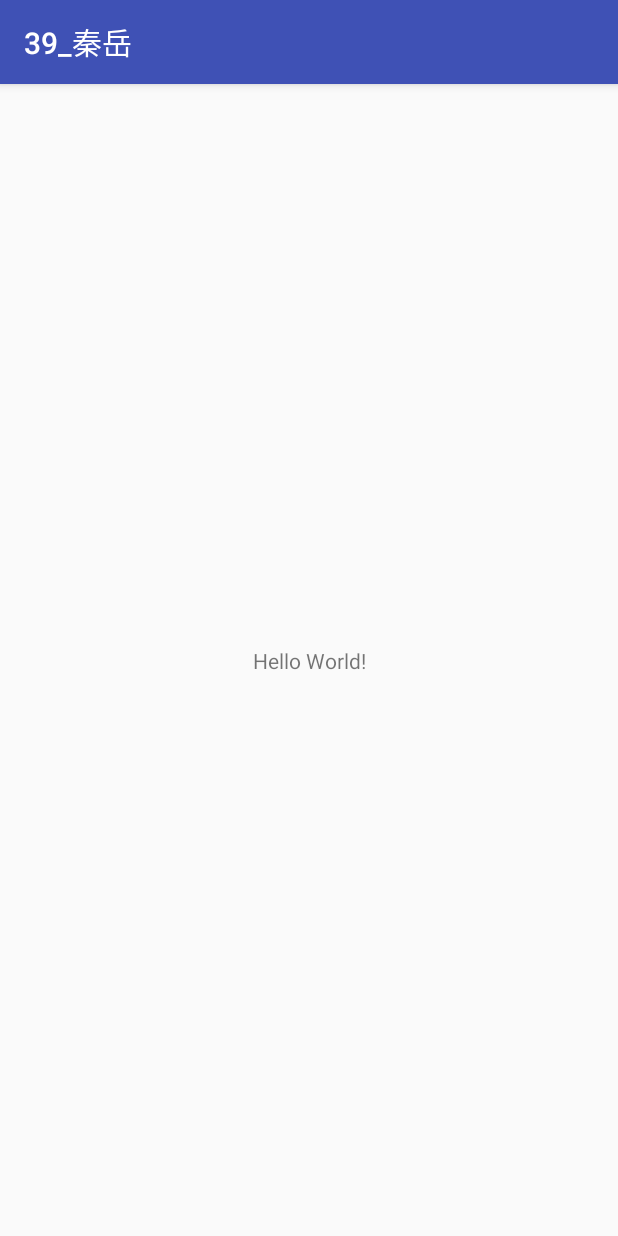
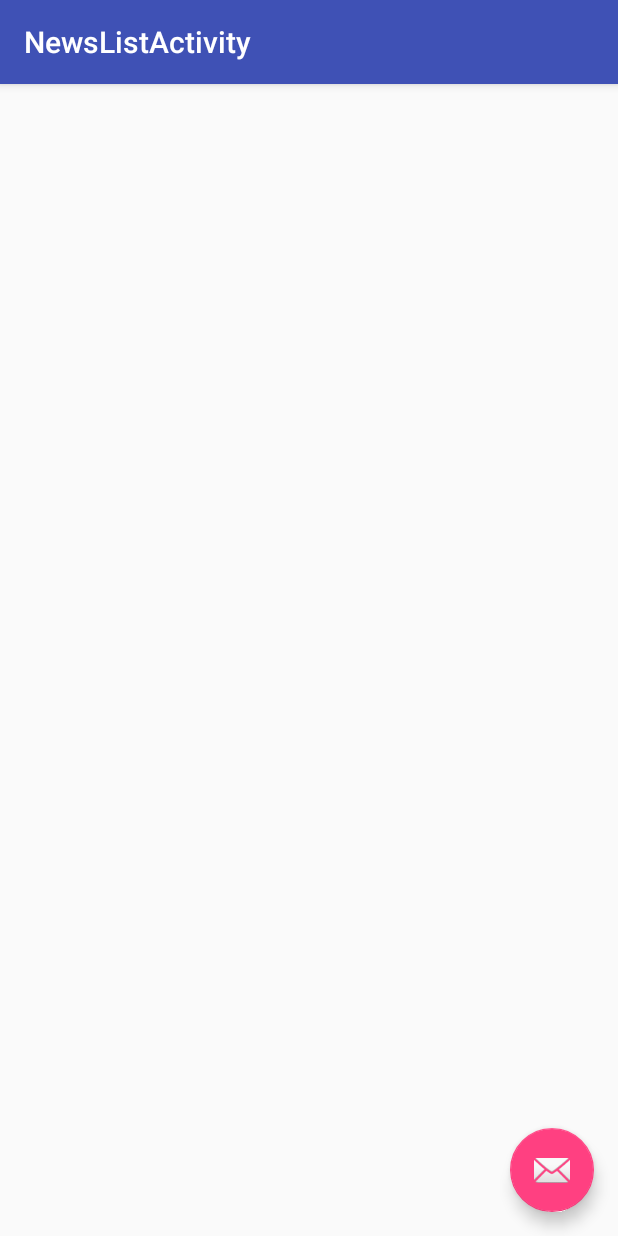
Before and after one commit to OxOOo/Knows, an Android app: the screen it shows after launch (MainActivity before the commit, NewsListActivity after it), on a phone screen of 412 x 824 dp. Run offline under Robolectric (Android 15) with nearby library versions, the phone set to English and light mode, and no system bars; our stand-ins replace RxJava.

Commit message:
add NewsListContract

```diff
--- a/app/build.gradle
+++ b/app/build.gradle
@@ -24,10 +24,11 @@ dependencies {
     androidTestCompile('com.android.support.test.espresso:espresso-core:2.2.2', {
         exclude group: 'com.android.support', module: 'support-annotations'
     })
-    compile 'com.android.support:appcompat-v7:25.3.1'
-    compile 'com.android.support.constraint:constraint-layout:1.0.2'
     compile "io.reactivex.rxjava2:rxjava:$rootProject.rxjavaVersion"
     compile "io.reactivex.rxjava2:rxandroid:$rootProject.rxandroidVersion"
 
+    compile 'com.android.support:appcompat-v7:25.3.1'
+    compile 'com.android.support.constraint:constraint-layout:1.0.2'
+    compile 'com.android.support:design:25.3.1'
     testCompile 'junit:junit:4.12'
 }
--- a/app/src/main/AndroidManifest.xml
+++ b/app/src/main/AndroidManifest.xml
@@ -9,10 +9,12 @@
         android:roundIcon="@mipmap/ic_launcher_round"
         android:supportsRtl="true"
         android:theme="@style/AppTheme">
-        <activity android:name=".MainActivity">
+        <activity
+            android:name=".newslist.NewsListActivity"
+            android:label="@string/title_activity_news_list"
+            android:theme="@style/AppTheme.NoActionBar">
             <intent-filter>
                 <action android:name="android.intent.action.MAIN" />
-
                 <category android:name="android.intent.category.LAUNCHER" />
             </intent-filter>
         </activity>
--- a/app/src/main/java/com/java/g39/MainActivity.java
+++ /dev/null
@@ -1,24 +0,0 @@
-package com.java.g39;
-
-import android.support.v7.app.AppCompatActivity;
-import android.os.Bundle;
-import android.util.Log;
-
-import io.reactivex.*;
-import io.reactivex.functions.Consumer;
-
-public class MainActivity extends AppCompatActivity {
-
-    @Override
-    protected void onCreate(Bundle savedInstanceState) {
-        super.onCreate(savedInstanceState);
-        setContentView(R.layout.activity_main);
-
-        Flowable.just("Hello RxJava").subscribe(new Consumer<String>() {
-            @Override
-            public void accept(String s) throws Exception {
-                Log.d("DEBUG", s);
-            }
-        });
-    }
-}
--- /dev/null
+++ b/app/src/main/java/com/java/g39/newslist/NewsListActivity.java
@@ -0,0 +1,47 @@
+package com.java.g39.newslist;
+
+import android.os.Bundle;
+import android.support.design.widget.FloatingActionButton;
+import android.support.design.widget.Snackbar;
+import android.support.v7.app.AppCompatActivity;
+import android.support.v7.widget.Toolbar;
+import android.util.Log;
+import android.view.View;
+
+import com.java.g39.R;
+
+import io.reactivex.Flowable;
+import io.reactivex.functions.Consumer;
+
+public class NewsListActivity extends AppCompatActivity {
+
+    @Override
+    protected void onCreate(Bundle savedInstanceState) {
+        super.onCreate(savedInstanceState);
+        setContentView(R.layout.activity_news_list);
+        Toolbar toolbar = (Toolbar) findViewById(R.id.toolbar);
+        setSupportActionBar(toolbar);
+
+        FloatingActionButton fab = (FloatingActionButton) findViewById(R.id.fab);
+        fab.setOnClickListener(new View.OnClickListener() {
+            @Override
+            public void onClick(View view) {
+                Snackbar.make(view, "Replace with your own action", Snackbar.LENGTH_LONG)
+                        .setAction("Action", null).show();
+            }
+        });
+
+        Flowable.just("Hello RxJava").subscribe(new Consumer<String>() {
+            @Override
+            public void accept(String s) throws Exception {
+                Log.d("DEBUG", s);
+            }
+        });
+    }
+
+    @Override
+    protected void onResume() {
+        super.onResume();
+        Log.d("DEBUG", "onResume");
+    }
+}
--- a/app/src/main/res/layout/activity_main.xml
+++ /dev/null
@@ -1,18 +0,0 @@
-<?xml version="1.0" encoding="utf-8"?>
-<android.support.constraint.ConstraintLayout xmlns:android="http://schemas.android.com/apk/res/android"
-    xmlns:app="http://schemas.android.com/apk/res-auto"
-    xmlns:tools="http://schemas.android.com/tools"
-    android:layout_width="match_parent"
-    android:layout_height="match_parent"
-    tools:context="com.java.g39.MainActivity">
-
-    <TextView
-        android:layout_width="wrap_content"
-        android:layout_height="wrap_content"
-        android:text="Hello World!"
-        app:layout_constraintBottom_toBottomOf="parent"
-        app:layout_constraintLeft_toLeftOf="parent"
-        app:layout_constraintRight_toRightOf="parent"
-        app:layout_constraintTop_toTopOf="parent" />
-
-</android.support.constraint.ConstraintLayout>
--- /dev/null
+++ b/app/src/main/res/layout/activity_news_list.xml
@@ -0,0 +1,33 @@
+<?xml version="1.0" encoding="utf-8"?>
+<android.support.design.widget.CoordinatorLayout xmlns:android="http://schemas.android.com/apk/res/android"
+    xmlns:app="http://schemas.android.com/apk/res-auto"
+    xmlns:tools="http://schemas.android.com/tools"
+    android:layout_width="match_parent"
+    android:layout_height="match_parent"
+    tools:context="com.java.g39.newslist.NewsListActivity">
+
+    <android.support.design.widget.AppBarLayout
+        android:layout_width="match_parent"
+        android:layout_height="wrap_content"
+        android:theme="@style/AppTheme.AppBarOverlay">
+
+        <android.support.v7.widget.Toolbar
+            android:id="@+id/toolbar"
+            android:layout_width="match_parent"
+            android:layout_height="?attr/actionBarSize"
+            android:background="?attr/colorPrimary"
+            app:popupTheme="@style/AppTheme.PopupOverlay" />
+
+    </android.support.design.widget.AppBarLayout>
+
+    <include layout="@layout/content_news_list" />
+
+    <android.support.design.widget.FloatingActionButton
+        android:id="@+id/fab"
+        android:layout_width="wrap_content"
+        android:layout_height="wrap_content"
+        android:layout_gravity="bottom|end"
+        android:layout_margin="@dimen/fab_margin"
+        app:srcCompat="@android:drawable/ic_dialog_email" />
+
+</android.support.design.widget.CoordinatorLayout>
--- /dev/null
+++ b/app/src/main/res/layout/content_news_list.xml
@@ -0,0 +1,11 @@
+<?xml version="1.0" encoding="utf-8"?>
+<android.support.constraint.ConstraintLayout xmlns:android="http://schemas.android.com/apk/res/android"
+    xmlns:app="http://schemas.android.com/apk/res-auto"
+    xmlns:tools="http://schemas.android.com/tools"
+    android:layout_width="match_parent"
+    android:layout_height="match_parent"
+    app:layout_behavior="@string/appbar_scrolling_view_behavior"
+    tools:context="com.java.g39.newslist.NewsListActivity"
+    tools:showIn="@layout/activity_news_list">
+
+</android.support.constraint.ConstraintLayout>
--- /dev/null
+++ b/app/src/main/res/values/dimens.xml
@@ -0,0 +1,3 @@
+<resources>
+    <dimen name="fab_margin">16dp</dimen>
+</resources>
--- a/app/src/main/res/values/strings.xml
+++ b/app/src/main/res/values/strings.xml
@@ -1,3 +1,4 @@
 <resources>
     <string name="app_name">39_秦岳</string>
+    <string name="title_activity_news_list">NewsListActivity</string>
 </resources>
--- a/app/src/main/res/values/styles.xml
+++ b/app/src/main/res/values/styles.xml
@@ -8,4 +8,13 @@
         <item name="colorAccent">@color/colorAccent</item>
     </style>
 
+    <style name="AppTheme.NoActionBar">
+        <item name="windowActionBar">false</item>
+        <item name="windowNoTitle">true</item>
+    </style>
+
+    <style name="AppTheme.AppBarOverlay" parent="ThemeOverlay.AppCompat.Dark.ActionBar" />
+
+    <style name="AppTheme.PopupOverlay" parent="ThemeOverlay.AppCompat.Light" />
+
 </resources>
```
Also changed, not shown: app/src/main/java/com/java/g39/BasePresenter.java (added, +18 -0 lines), app/src/main/java/com/java/g39/BaseView.java (added, +10 -0 lines), app/src/main/java/com/java/g39/data/SimpleNews.java (added, +24 -0 lines), app/src/main/java/com/java/g39/newslist/NewsListContract.java (added, +45 -0 lines).
